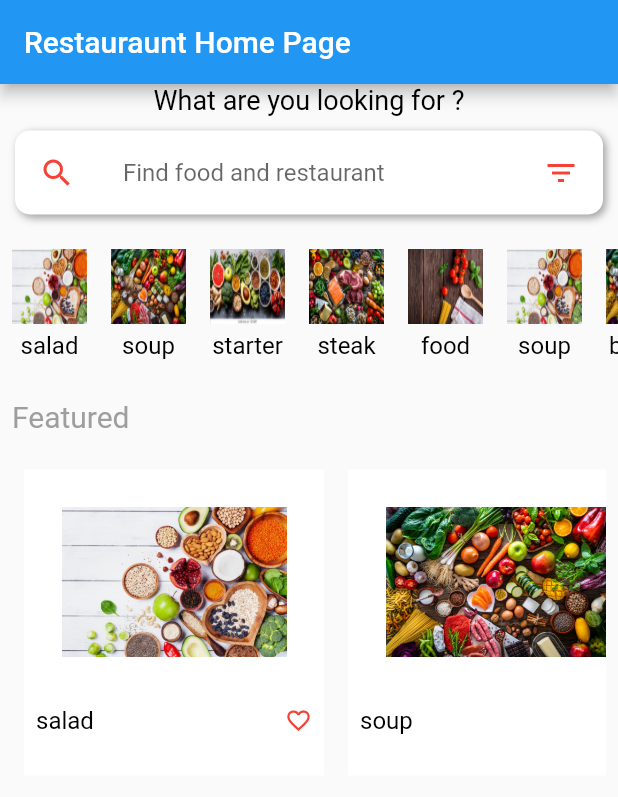
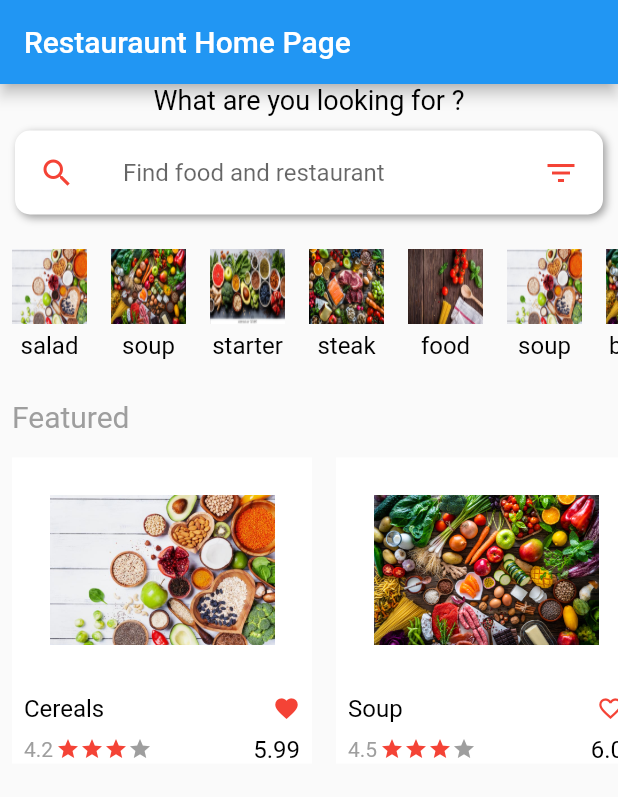
Before and after one commit to Ram2905/testfortext, a Flutter app: the screen it shows after launch, on a phone screen of 412 x 824 dp. Shown: the top 797 px of the screen. Run offline on Flutter 3.47's test engine with Material 2 defaults, Android fonts, the phone set to English and light mode, and no system bars.

Commit message:
commit on master

```diff
--- a/lib/main.dart
+++ b/lib/main.dart
@@ -1,5 +1,6 @@
 import 'package:flutter/material.dart';
 import 'package:testfortext/widgets/categories.dart';
+import 'package:testfortext/widgets/featured_Products.dart';
 import 'widgets/cutom_text.dart';
 
 void main() {
@@ -100,62 +101,7 @@ class _MyHomePageState extends State<MyHomePage> {
                     ),
                   ),
                   ///////////////
-                  Padding(
-                    padding: const EdgeInsets.all(8.0),
-                    child: Container(
-                      height: 220,
-                      child: ListView.builder(
-                          scrollDirection: Axis.horizontal,
-                          itemCount: 8,
-                          itemBuilder: (_, index) {
-                            return Padding(
-                              padding: const EdgeInsets.all(8.0),
-                              child: Container(
-                                height: 220,
-                                width: 200,
-                                decoration: const BoxDecoration(
-                                  color: Colors.white,
-                                  //borderRadius: BorderRadius.circular(20),
-                                ),
-                                child: Column(
-                                  children: <Widget>[
-                                    Image.asset(
-                                      "${categoriesList[index].image}",
-                                      height: 150,
-                                      width: 150,
-                                      fit: BoxFit.contain,
-                                    ),
-                                    Row(
-                                      mainAxisAlignment:
-                                          MainAxisAlignment.spaceBetween,
-                                      children: <Widget>[
-                                        Padding(
-                                          padding: EdgeInsets.all(8.0),
-                                          child: CustomText(
-                                              text:
-                                                  "${categoriesList[index].name}"),
-                                        ),
-                                        const Padding(
-                                          padding: EdgeInsets.only(right: 8),
-                                          child: Icon(
-                                            Icons.favorite_border,
-                                            size: 18,
-                                            color: Colors.red,
-                                          ),
-                                        )
-                                      ],
-                                    ),
-                                    // Image.asset(
-                                    //   'assets/2.jpg',
-                                    //   height: 140,
-                                    // ),
-                                  ],
-                                ),
-                              ),
-                            );
-                          }),
-                    ),
-                  )
+                  Featured(),
                 ],
               ),
             ),
--- /dev/null
+++ b/lib/models/products.dart
@@ -0,0 +1,16 @@
+class Product {
+  final String name;
+  final String image;
+  final double rating;
+  final String vendor;
+  final bool wishList;
+  final double price;
+
+  Product(
+      {required this.name,
+      required this.image,
+      required this.rating,
+      required this.vendor,
+      required this.wishList,
+      required this.price}) {}
+}
--- /dev/null
+++ b/lib/widgets/featured_Products.dart
@@ -0,0 +1,153 @@
+import 'package:flutter/material.dart';
+import 'package:testfortext/widgets/categories.dart';
+import 'package:testfortext/widgets/cutom_text.dart';
+import 'package:testfortext/models/products.dart';
+
+List<Product> productList = [
+  Product(
+      name: 'Cereals',
+      image: "assets/1.jpg",
+      rating: 4.2,
+      vendor: 'GoodFood',
+      wishList: true,
+      price: 5.99),
+  Product(
+      name: 'Soup',
+      image: "assets/2.jpg",
+      rating: 4.5,
+      vendor: 'GoodFood',
+      wishList: false,
+      price: 6),
+  Product(
+      name: 'Tacos',
+      image: "assets/3.jpg",
+      rating: 3.5,
+      vendor: 'GoodFood',
+      wishList: false,
+      price: 5.99),
+  Product(
+      name: 'Cereals',
+      image: "assets/4.jpg",
+      rating: 4,
+      vendor: 'GoodFood',
+      wishList: true,
+      price: 8),
+  Product(
+      name: 'Cereals',
+      image: "assets/5.jpg",
+      rating: 4.2,
+      vendor: 'GoodFood',
+      wishList: true,
+      price: 7),
+];
+
+class Featured extends StatelessWidget {
+//const Featured({Key? key}) : super(key: key);
+
+  @override
+  Widget build(BuildContext context) {
+    return Container(
+      height: 220,
+      child: ListView.builder(
+          scrollDirection: Axis.horizontal,
+          itemCount: productList.length,
+          itemBuilder: (_, index) {
+            return Padding(
+              padding: const EdgeInsets.all(8.0),
+              child: Container(
+                height: 220,
+                width: 200,
+                decoration: const BoxDecoration(
+                  color: Colors.white,
+                  //borderRadius: BorderRadius.circular(20),
+                ),
+                child: Column(
+                  children: <Widget>[
+                    Image.asset(
+                      "${productList[index].image}",
+                      height: 150,
+                      width: 150,
+                      fit: BoxFit.contain,
+                    ),
+                    Row(
+                      mainAxisAlignment: MainAxisAlignment.spaceBetween,
+                      children: <Widget>[
+                        Padding(
+                          padding: EdgeInsets.all(8.0),
+                          child: CustomText(text: "${productList[index].name}"),
+                        ),
+                        Padding(
+                          padding: EdgeInsets.only(right: 8),
+                          child: productList[index].wishList
+                              ? Icon(
+                                  Icons.favorite,
+                                  size: 18,
+                                  color: Colors.red,
+                                )
+                              : Icon(
+                                  Icons.favorite_border,
+                                  size: 18,
+                                  color: Colors.red,
+                                ),
+                        )
+                      ],
+                    ),
+                    Row(
+                      mainAxisAlignment: MainAxisAlignment.spaceBetween,
+                      children: [
+                        Row(
+                          children: <Widget>[
+                            Padding(
+                              padding: const EdgeInsets.only(left: 8),
+                              child: CustomText(
+                                text: '${productList[index].rating}', //"4.7",
+                                size: 14,
+                                color: Colors.grey,
+                              ),
+                            ),
+                            const SizedBox(
+                              width: 2,
+                            ),
+                            const Icon(
+                              Icons.star,
+                              color: Colors.red,
+                              size: 16,
+                            ),
+                            const Icon(
+                              Icons.star,
+                              color: Colors.red,
+                              size: 16,
+                            ),
+                            const Icon(
+                              Icons.star,
+                              color: Colors.red,
+                              size: 16,
+                            ),
+                            const Icon(
+                              Icons.star,
+                              color: Colors.grey,
+                              size: 16,
+                            ),
+                          ],
+                        ),
+                        Padding(
+                          padding: const EdgeInsets.only(right: 8.0),
+                          child: CustomText(
+                            text: '${productList[index].price}',
+                            //color: Colors.grey,
+                          ),
+                        ),
+                      ],
+                    )
+                    // Image.asset(
+                    //   'assets/2.jpg',
+                    //   height: 140,
+                    // ),
+                  ],
+                ),
+              ),
+            );
+          }),
+    );
+  }
+}
```
